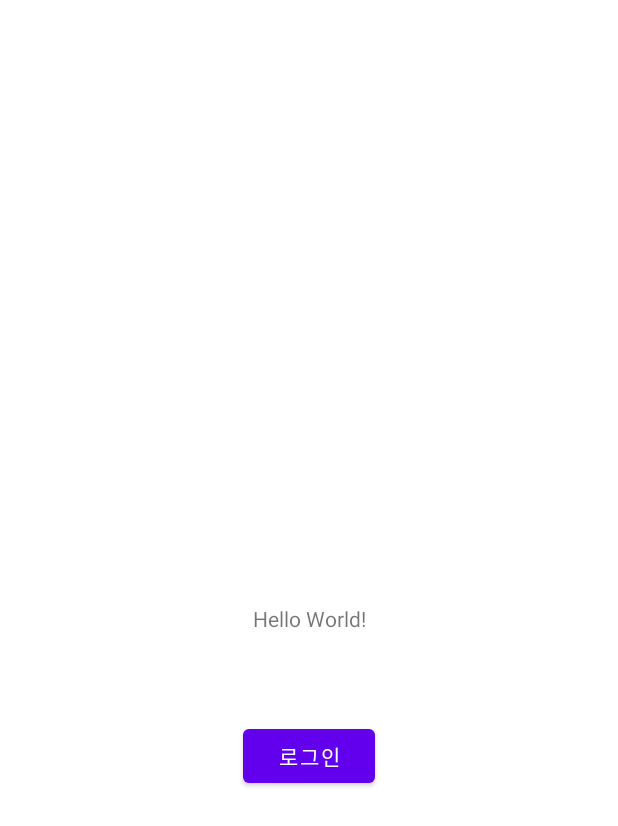
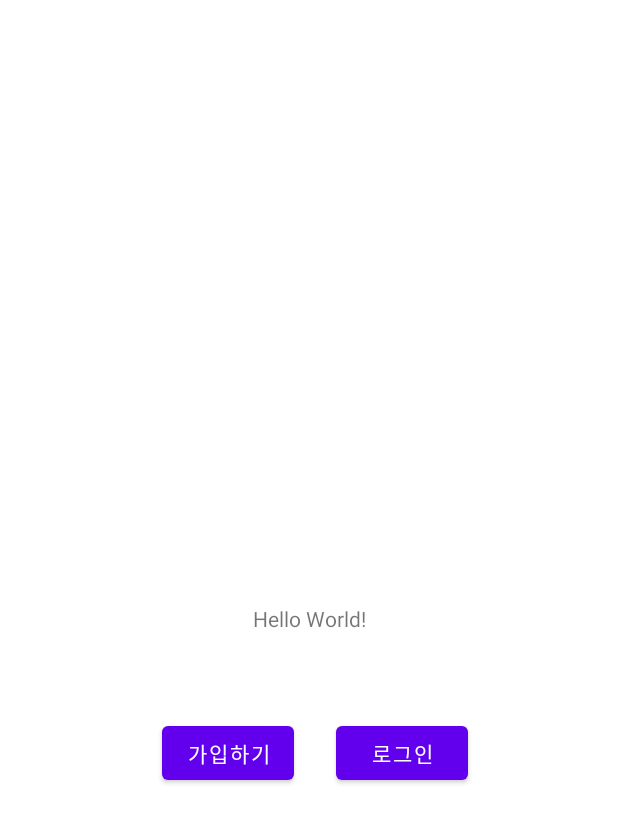
Before and after one commit to GURUSoundy/Soundy, an Android app: the screen it shows after launch (MainActivity), on a phone screen of 412 x 824 dp. Shown: the top 826 px of the screen. Run offline under Robolectric (Android 15) with nearby library versions, the phone set to English and light mode, and no system bars.

Commit message:
추가: 가입하기 임시버튼

```diff
--- a/app/src/main/res/layout/activity_main.xml
+++ b/app/src/main/res/layout/activity_main.xml
@@ -20,9 +20,21 @@
         android:id="@+id/btnGoLogin"
         android:layout_width="wrap_content"
         android:layout_height="wrap_content"
-        android:layout_marginTop="58dp"
+        android:layout_marginTop="56dp"
+        android:layout_marginEnd="100dp"
         android:text="로그인"
         app:layout_constraintEnd_toEndOf="parent"
+        app:layout_constraintTop_toBottomOf="@+id/textView" />
+
+    <Button
+        android:id="@+id/btnGoSignUp"
+        android:layout_width="wrap_content"
+        android:layout_height="wrap_content"
+        android:layout_marginStart="100dp"
+        android:layout_marginTop="56dp"
+        android:layout_marginEnd="20dp"
+        android:text="가입하기"
+        app:layout_constraintEnd_toStartOf="@+id/btnGoLogin"
         app:layout_constraintStart_toStartOf="parent"
         app:layout_constraintTop_toBottomOf="@+id/textView" />
 
```
